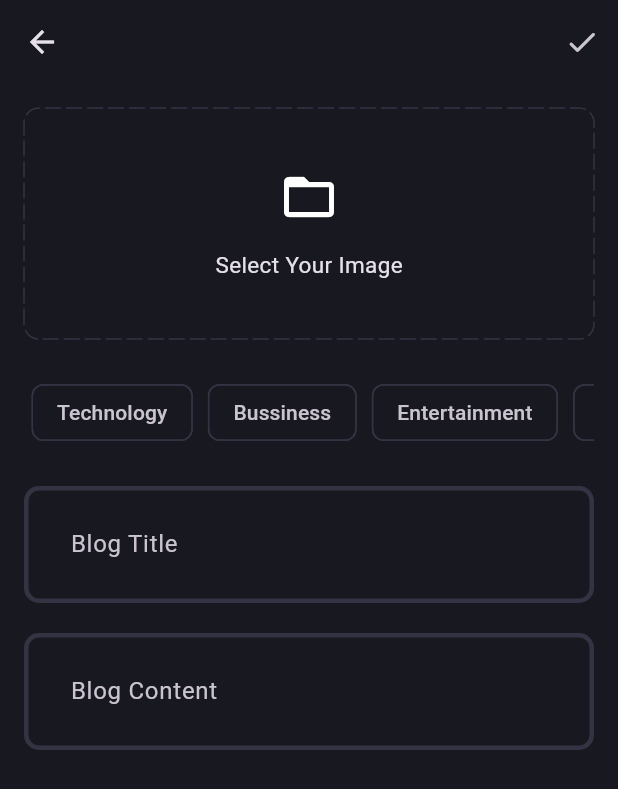
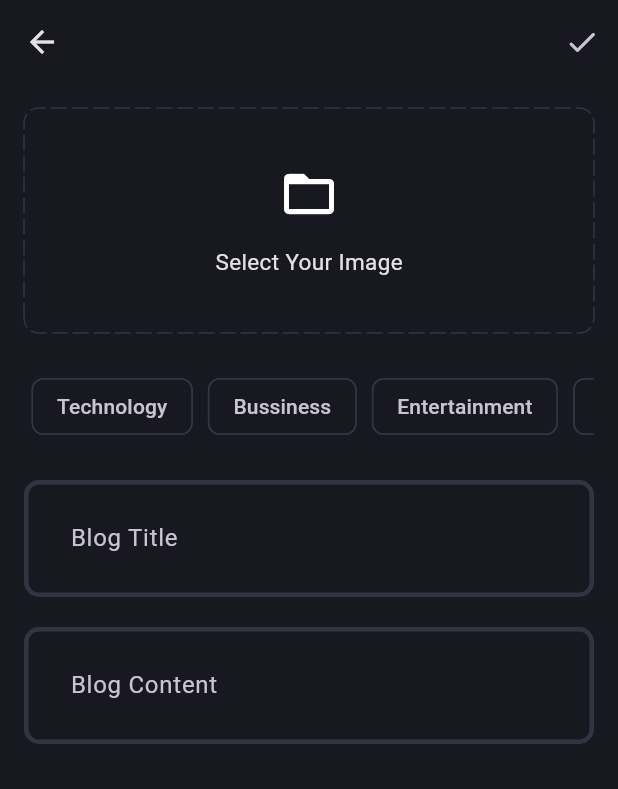
Before and after one commit to muthugokulx/blog_app, a Flutter app: the AddNewBlogPage screen opened directly, on a phone screen of 412 x 824 dp. Shown: the top 789 px of the screen. Run offline on Flutter 3.47's test engine with Material 3 defaults, Android fonts, the phone set to English and light mode, and no system bars; drawn by our look-alikes of dotted_border; our stand-ins replace flutter_bloc, fpdart, get_it, image_picker, supabase_flutter; accounts and stored records are empty.

Commit message:
feat: adding blog functionality

```diff
--- /dev/null
+++ b/lib/features/blog/domain/entities/blog.dart
@@ -0,0 +1,19 @@
+class Blog {
+  final String id;
+  final String posterId;
+  final String title;
+  final String content;
+  final String imageUrl;
+  final List<String> topics;
+  final DateTime updatedAt;
+
+  Blog({
+    required this.id,
+    required this.posterId,
+    required this.title,
+    required this.content,
+    required this.imageUrl,
+    required this.topics,
+    required this.updatedAt,
+  });
+}
--- a/lib/features/blog/presentation/pages/add_new_blog_page.dart
+++ b/lib/features/blog/presentation/pages/add_new_blog_page.dart
@@ -47,7 +47,23 @@ class _AddNewBlogPageState extends State<AddNewBlogPage> {
           padding: const EdgeInsets.all(16),
           child: Column(
             children: [
-              DottedBorder(
+              GestureDetector(
+                onTap: () {
+                  selectedImage();
+                },
+                child: SizedBox(
+                  height: 150,
+                  width: double.infinity,
+                  child: image != null
+                      ? ClipRRect(
+                          borderRadius: BorderRadius.circular(20),
+                          child: Image.file(image!, fit: BoxFit.cover),
+                        )
+                      : GestureDetector(
+                          onTap: () {
+                            selectedImage();
+                          },
+                          child: DottedBorder(
                             color: AppPallete.borderColor,
                             dashPattern: [10, 4],
                             radius: const Radius.circular(10),
@@ -61,8 +77,14 @@ class _AddNewBlogPageState extends State<AddNewBlogPage> {
                                 children: [
                                   Icon(Icons.folder_open, size: 40),
                                   SizedBox(height: 15),
-                      Text("Select Your Image", style: TextStyle(fontSize: 15)),
+                                  Text(
+                                    "Select Your Image",
+                                    style: TextStyle(fontSize: 15),
+                                  ),
                                 ],
+                              ),
+                            ),
+                          ),
                         ),
                 ),
               ),
```
Also changed, not shown: lib/features/blog/data/datasources/blog_remote_data_source.dart (added, +24 -0 lines), lib/features/blog/data/models/blog_model.dart (added, +39 -0 lines), 5 other files. Lines whose indentation alone changed are shown as unchanged.
